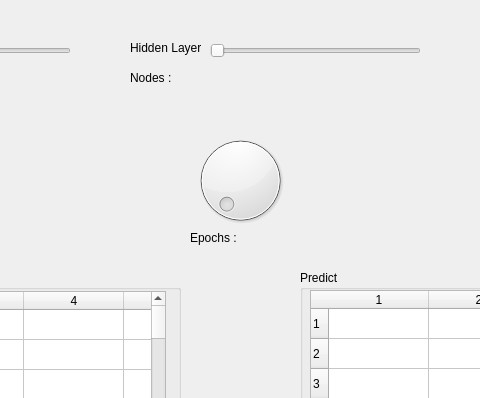
This is mainwindow.ui in Thura-htet/dojo_apprentissage_supervise as Qt 5 draws it before an edit; both pictures show x 410 to 890 and y 0 to 398 of the 1311 by 765 pixel window. The edited form follows.
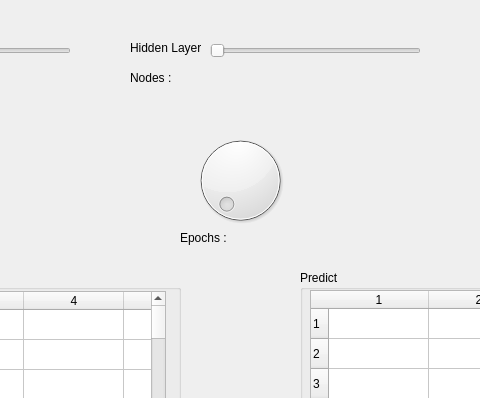
This is the edited form.

What changed in the file:
```diff
--- a/mainwindow.ui
+++ b/mainwindow.ui
@@ -176,9 +176,9 @@
    <widget class="QLabel" name="labelDial">
     <property name="geometry">
      <rect>
-      <x>600</x>
+      <x>590</x>
       <y>230</y>
-      <width>101</width>
+      <width>121</width>
       <height>16</height>
      </rect>
     </property>
```
Left out of the diff: 2 changed lines with no effect on the pictures.
